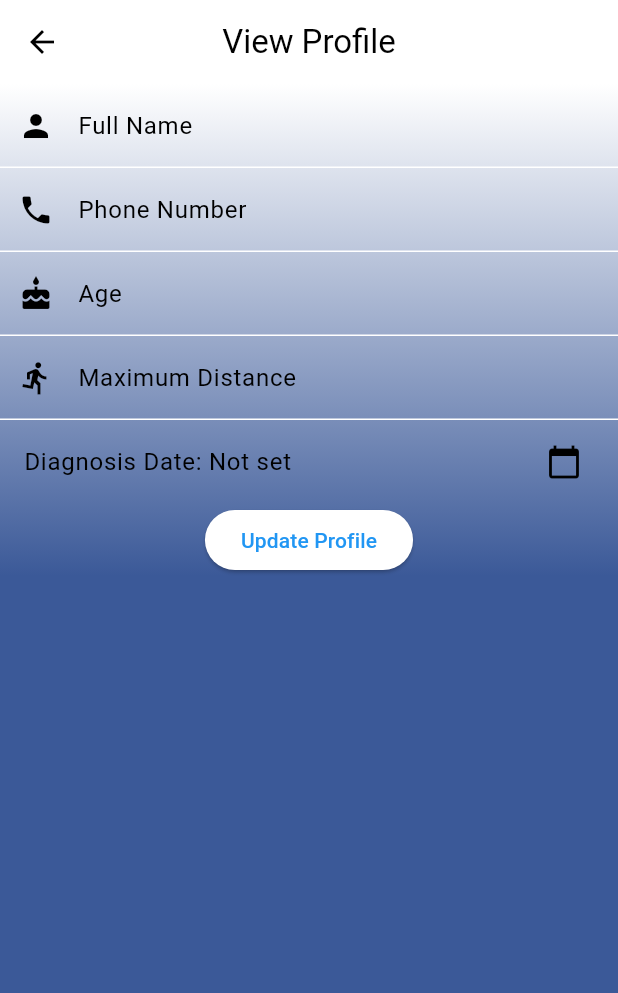
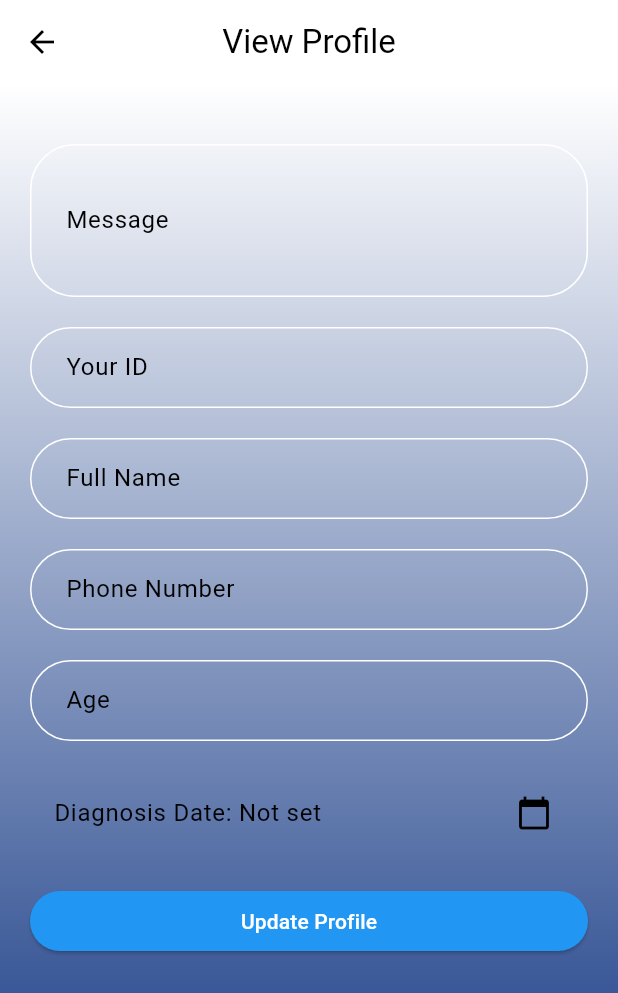
Before and after one commit to Menna096/Electronic-mind-of-Alzheimer-s-patientsFlutter2, a Flutter app: the PatientProfManage screen opened directly, after a tap on "Update Profile", on a phone screen of 412 x 824 dp. Shown: the top 993 px of the screen. Run offline on Flutter 3.47's test engine with Material 3 defaults, Android fonts, the phone set to English and light mode, and no system bars; our stand-ins replace bloc, chewie, dio, equatable, file_picker, flare_flutter and 29 more; missing offline and left inert: flutter_pdfview, form_builder_extra_fields, google_maps_webapi, record; accounts and stored records are empty; network calls fail.

Commit message:
done
edit patient view prof /////// done it

```diff
--- a/vv/lib/Patient/mainpagepatient/patient_prof.dart
+++ b/vv/lib/Patient/mainpagepatient/patient_prof.dart
@@ -11,9 +11,10 @@ class PatientProfManage extends StatefulWidget {
 
 class _PatientProfManageState extends State<PatientProfManage> {
   TextEditingController _fullNameController = TextEditingController();
+  TextEditingController _idController = TextEditingController();
   TextEditingController _phoneController = TextEditingController();
   TextEditingController _ageController = TextEditingController();
-  TextEditingController _distanceController = TextEditingController();
+  TextEditingController messageController = TextEditingController();
   DateTime? _selectedDate;
 
   @override
@@ -48,8 +49,8 @@ class _PatientProfManageState extends State<PatientProfManage> {
           _ageController.text = response.data['age'].toString();
           _selectedDate = DateFormat('yyyy-MM-ddTHH:mm:ss')
               .parse(response.data['diagnosisDate']);
-          _distanceController.text =
-              response.data['maximumDistance'].toString();
+          messageController.text = response.data['message'];
+          _idController.text = response.data['patientId'];
         });
       } else {
         print('Failed to fetch data: ${response.statusCode}');
@@ -65,10 +66,12 @@ class _PatientProfManageState extends State<PatientProfManage> {
     Map<String, dynamic> requestBody = {
       'phoneNumber': _phoneController.text,
       'age': int.parse(_ageController.text),
+      'patientId': _idController.text,
+      'fullName': _fullNameController.text,
       'diagnosisDate': _selectedDate != null
-          ? DateFormat('yyyy-MM-dd').format(_selectedDate!)
+          ? DateFormat('yyyy-MM-ddTHH:mm:ss').format(_selectedDate!)
           : null,
-      'maximumDistance': int.parse(_distanceController.text)
+      'message': messageController.text,
     };
 
     try {
@@ -104,59 +107,93 @@ class _PatientProfManageState extends State<PatientProfManage> {
       body: Background(
         SingleChildScrollView: null,
         child: SingleChildScrollView(
+          child: Padding(
+            padding: const EdgeInsets.all(20.0),
             child: Column(
+              crossAxisAlignment: CrossAxisAlignment.stretch,
               children: [
-              TextFormField(
-                decoration: InputDecoration(
+                SizedBox(height: 20),
+                _buildTextField(
+                  labelText: 'Message',
+                  controller: messageController,
+                  maxLines: 3,
+                  readOnly: true,
+                ),
+                SizedBox(height: 20),
+                _buildTextField(
+                  labelText: 'Your ID',
+                  controller: _idController,
+                  readOnly: true,
+                ),
+                SizedBox(height: 20),
+                _buildTextField(
                   labelText: 'Full Name',
-                  prefixIcon: Icon(Icons.person),
-                ),
                   controller: _fullNameController,
                   readOnly: true,
                 ),
-              // TextFormField(
-              //   decoration: InputDecoration(
-              //     labelText: 'Email',
-              //     prefixIcon: Icon(Icons.email),
-              //   ),
-              //   controller: _emailController,
-              //   readOnly: true,
-              // ),
-              TextFormField(
-                decoration: InputDecoration(
+                SizedBox(height: 20),
+                _buildTextField(
                   labelText: 'Phone Number',
-                  prefixIcon: Icon(Icons.phone),
-                ),
                   controller: _phoneController,
                 ),
-              TextFormField(
-                decoration: InputDecoration(
+                SizedBox(height: 20),
+                _buildTextField(
                   labelText: 'Age',
-                  prefixIcon: Icon(Icons.cake),
-                ),
                   controller: _ageController,
                 ),
-              TextFormField(
-                decoration: InputDecoration(
-                  labelText: 'Maximum Distance',
-                  prefixIcon: Icon(Icons.directions_run),
-                ),
-                controller: _distanceController,
-              ),
+                SizedBox(height: 20),
                 ListTile(
                   title: Text(
-                    'Diagnosis Date: ${_selectedDate != null ? DateFormat('yyyy-MM-dd').format(_selectedDate!) : "Not set"}'),
+                    'Diagnosis Date: ${_selectedDate != null ? DateFormat('yyyy-MM-dd').format(_selectedDate!) : "Not set"}',
+                    style: TextStyle(fontSize: 16),
+                  ),
                   trailing: Icon(Icons.calendar_today),
-                onTap: _presentDatePicker,
+                  onTap: null, // Disable onTap
                 ),
+                SizedBox(height: 20),
                 ElevatedButton(
                   onPressed: updateUserProfile,
                   child: Text('Update Profile'),
+                  style: ElevatedButton.styleFrom(
+                    foregroundColor: Colors.white,
+                    backgroundColor: Colors.blue,
+                    shape: RoundedRectangleBorder(
+                      borderRadius: BorderRadius.circular(30),
+                    ),
+                  ),
                 ),
               ],
             ),
           ),
         ),
+      ),
+    );
+  }
+
+  Widget _buildTextField({
+    required String labelText,
+    required TextEditingController controller,
+    int maxLines = 1,
+    bool readOnly = false,
+  }) {
+    return TextFormField(
+      decoration: InputDecoration(
+        labelText: labelText,
+        hintText: 'Enter $labelText',
+        hintStyle: TextStyle(color: Colors.grey[400]),
+        contentPadding: EdgeInsets.symmetric(vertical: 15, horizontal: 20),
+        border: OutlineInputBorder(
+          borderRadius: BorderRadius.circular(30),
+          borderSide: BorderSide(color: Colors.blue),
+        ),
+        focusedBorder: OutlineInputBorder(
+          borderRadius: BorderRadius.circular(30),
+          borderSide: BorderSide(color: Colors.blue, width: 2.0),
+        ),
+      ),
+      controller: controller,
+      readOnly: readOnly,
+      maxLines: maxLines,
     );
   }
 }
```
Lines whose indentation alone changed are shown as unchanged.
